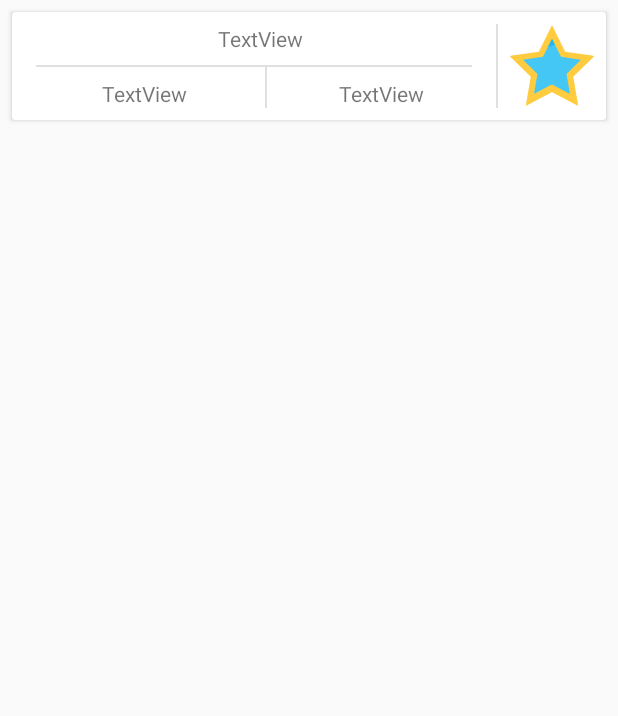
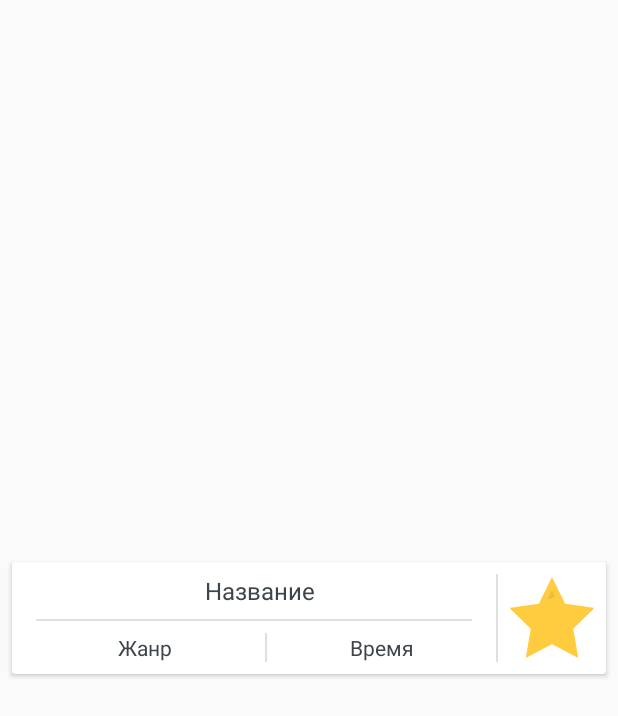
Before and after one commit to bigmeco/QuestConstructor, an Android app: the layout item_game.xml on its own in the app's theme, with its tools: preview values and no code run, on a phone screen of 412 x 824 dp. Shown: the top 716 px of the screen. Run offline under Robolectric (Android 15) with nearby library versions, the phone set to English and light mode, and no system bars.

Commit message:
add icon

```diff
--- a/app/src/main/res/anim/filter_anim.xml
+++ b/app/src/main/res/anim/filter_anim.xml
@@ -2,7 +2,7 @@
 <set xmlns:android="http://schemas.android.com/apk/res/android"
     android:interpolator="@android:anim/linear_interpolator">
     <translate
-        android:duration="500"
+        android:duration="400"
         android:fillAfter="true"
         android:fromXDelta ="100%"
         android:toXDelta="0" />
--- a/app/src/main/res/anim/filter_anim_beack.xml
+++ b/app/src/main/res/anim/filter_anim_beack.xml
@@ -2,7 +2,7 @@
 <set xmlns:android="http://schemas.android.com/apk/res/android"
     android:interpolator="@android:anim/linear_interpolator">
     <translate
-        android:duration="500"
+        android:duration="400"
         android:fillAfter="true"
         android:fromXDelta ="0"
         android:toXDelta="100%" />
--- a/app/src/main/res/anim/menu_anim.xml
+++ b/app/src/main/res/anim/menu_anim.xml
@@ -2,7 +2,7 @@
 <set xmlns:android="http://schemas.android.com/apk/res/android"
     android:interpolator="@android:anim/linear_interpolator">
     <translate
-        android:duration="500"
+        android:duration="400"
         android:fillAfter="true"
         android:fromXDelta ="-100%"
         android:toXDelta="0" />
--- a/app/src/main/res/anim/menu_anim_beack.xml
+++ b/app/src/main/res/anim/menu_anim_beack.xml
@@ -2,7 +2,7 @@
 <set xmlns:android="http://schemas.android.com/apk/res/android"
     android:interpolator="@android:anim/linear_interpolator">
     <translate
-        android:duration="500"
+        android:duration="400"
         android:fillAfter="true"
         android:fromXDelta ="0"
         android:toXDelta="-100%" />
--- a/app/src/main/res/drawable/anim_star1.xml
+++ b/app/src/main/res/drawable/anim_star1.xml
@@ -12,8 +12,8 @@
                     android:repeatCount="infinite"
                     android:repeatMode="reverse"
                     android:startOffset="100"
-                    android:valueFrom="290"
-                    android:valueTo="300"
+                    android:valueFrom="280"
+                    android:valueTo="290"
                     android:valueType="floatType" />
             </set>
         </aapt:attr>
--- a/app/src/main/res/drawable/anim_star3.xml
+++ b/app/src/main/res/drawable/anim_star3.xml
@@ -1,10 +1,12 @@
 <?xml version="1.0" encoding="utf-8"?>
-<animated-vector
-    xmlns:android="http://schemas.android.com/apk/res/android"
+<animated-vector xmlns:android="http://schemas.android.com/apk/res/android"
     xmlns:tools="http://schemas.android.com/tools"
+    xmlns:aapt="http://schemas.android.com/aapt"
     android:drawable="@drawable/star_rang"
     tools:ignore="NewApi">
 
+    <target android:name="voter">
+    <aapt:attr name="android:animation">
     <set xmlns:android="http://schemas.android.com/apk/res/android">
         <objectAnimator
             android:name="voter"
@@ -13,11 +15,12 @@
             android:propertyName="translateY"
             android:repeatCount="infinite"
             android:repeatMode="reverse"
-            android:valueFrom="170"
-            android:valueTo="180"
+            android:valueFrom="160"
+            android:valueTo="170"
             android:valueType="floatType"/>
     </set>
-    <target
+    </aapt:attr>
+    </target>    <target
         android:animation="@animator/voter_star1"
         android:name="voter1" />
     <target
--- a/app/src/main/res/drawable/star_rang.xml
+++ b/app/src/main/res/drawable/star_rang.xml
@@ -7,20 +7,20 @@
     <group android:name="voter">
         <group android:name="voter1">
             <path
-                android:fillColor="#009fd7"
+                android:fillColor="#deb137"
                 android:fillType="evenOdd"
                 android:pathData="M586.64,141.74 L586.64,90.61 C497.93,48.76,487.8,111.61,426.37,85.15 C337.16,46.75,346.97,126.33,252.37,80.29 C191.37,50.61,185.03,120.62,89.46,83.37 C41.87,64.81,35.1,114.31,-37.7,80.52 A39.58,39.58,0,0,0,-64.76,77.72 L-64.76,141.72 Z" />
         </group>
         <group android:name="voter2">
             <path
-                android:fillColor="#21b9ec"
+                android:fillColor="#ecbc3b"
                 android:fillType="evenOdd"
                 android:pathData="M595.58,107 C509,67.32,498.5,128.8,437.58,102.59 C348.37,64.19,358.18,143.77,263.58,97.73 C202.58,68.05,196.24,138.06,100.67,100.81 C53.1,82.26,46.33,131.76,-26.47,98 C-42.28,90.66,-54.84,94.83,-64.77,99.14 L-64.77,159.2 L595.58,159.2 Z" />
 
         </group>
         <group android:name="voter3">
             <path
-                android:fillColor="#44c7f4"
+                android:fillColor="#ffcb3f"
                 android:fillType="evenOdd"
                 android:pathData="M595.58,417.22 L-64.77,417.22 L-64.77,131.32 C19.53,93.94,30.4,154,90.72,128 C179.93,89.6,170.12,169.18,264.72,123.14 C325.72,93.46,332.06,163.47,427.63,126.22 C475.24,107.66,482.01,157.17,554.81,123.37 C571.98,115.37,585.3,121.01,595.6,125.61 L595.6,417.22" />
         </group>
--- a/app/src/main/res/layout/item_game.xml
+++ b/app/src/main/res/layout/item_game.xml
@@ -3,7 +3,7 @@
     xmlns:app="http://schemas.android.com/apk/res-auto"
     xmlns:tools="http://schemas.android.com/tools"
     android:layout_width="match_parent"
-    android:layout_height="match_parent"
+    android:layout_height="wrap_content"
     android:layout_gravity="center"
     android:overScrollMode="never"
     android:scrollbars="none">
@@ -25,8 +25,10 @@
                 android:layout_marginEnd="8dp"
                 android:layout_marginStart="16dp"
                 android:layout_marginTop="8dp"
-                android:text="TextView"
+                android:text="Название"
                 android:textAlignment="center"
+                android:textColor="@color/colorPrimaryDark"
+                android:textSize="16sp"
                 app:layout_constraintEnd_toStartOf="@+id/divider10"
                 app:layout_constraintStart_toStartOf="parent"
                 app:layout_constraintTop_toTopOf="parent" />
@@ -65,7 +67,7 @@
                 app:layout_constraintBottom_toBottomOf="parent"
                 app:layout_constraintEnd_toEndOf="parent"
                 app:layout_constraintTop_toTopOf="parent"
-                app:srcCompat="@drawable/anim_star1" />
+                app:srcCompat="@drawable/anim_star3" />
 
             <TextView
                 android:id="@+id/textView5"
@@ -74,7 +76,8 @@
                 android:layout_marginBottom="8dp"
                 android:layout_marginEnd="8dp"
                 android:layout_marginTop="8dp"
-                android:text="TextView"
+                android:text="Жанр"
+                android:textColor="@color/colorPrimaryDark"
                 app:layout_constraintBottom_toBottomOf="parent"
                 app:layout_constraintEnd_toStartOf="@+id/divider11"
                 app:layout_constraintStart_toStartOf="@+id/divider9"
@@ -87,6 +90,7 @@
                 android:layout_marginBottom="8dp"
                 android:layout_marginEnd="8dp"
                 android:layout_marginStart="8dp"
+                android:layout_marginTop="8dp"
                 android:background="?android:attr/listDivider"
                 app:layout_constraintBottom_toBottomOf="parent"
                 app:layout_constraintEnd_toStartOf="@+id/divider10"
@@ -101,7 +105,8 @@
                 android:layout_marginEnd="8dp"
                 android:layout_marginStart="8dp"
                 android:layout_marginTop="8dp"
-                android:text="TextView"
+                android:text="Время"
+                android:textColor="@color/colorPrimaryDark"
                 app:layout_constraintBottom_toBottomOf="parent"
                 app:layout_constraintEnd_toStartOf="@+id/divider10"
                 app:layout_constraintStart_toEndOf="@+id/divider11"
```
Also changed, not shown: app/src/main/java/com/bigmeco/questconstructor/GameAdapter.kt (+9 -1 lines), app/src/main/java/com/bigmeco/questconstructor/PlayerFragment.kt (+7 -0 lines), app/src/main/res/drawable/anim_star15.xml (+8 -5 lines), app/src/main/res/drawable/anim_star2.xml (+8 -5 lines), app/src/main/res/drawable/anim_star25.xml (+8 -5 lines), app/src/main/res/drawable/anim_star35.xml (+8 -5 lines), app/src/main/res/drawable/anim_star4.xml (+8 -5 lines), app/src/main/res/drawable/anim_star45.xml (+8 -5 lines), app/src/main/res/drawable/anim_star5.xml (+8 -5 lines), app/src/main/res/drawable/filter.xml (added, +14 -0 lines), app/src/main/res/drawable/menu.xml (added, +20 -0 lines), app/src/main/res/layout/fragment_player.xml (+7 -4 lines).
